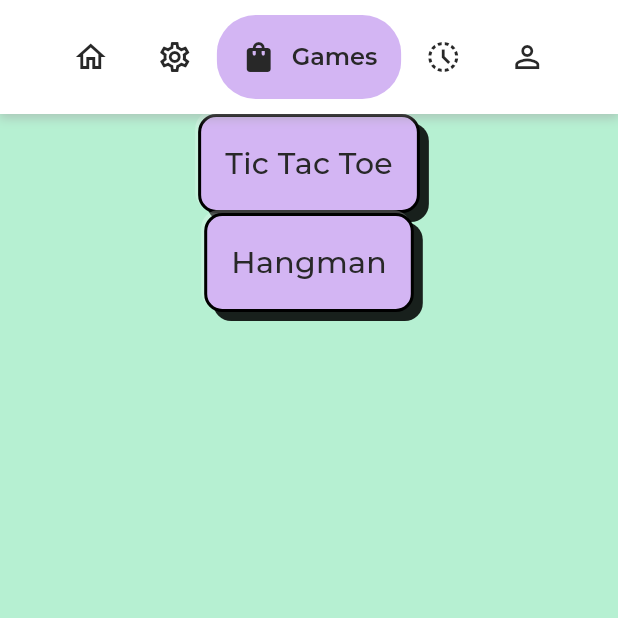
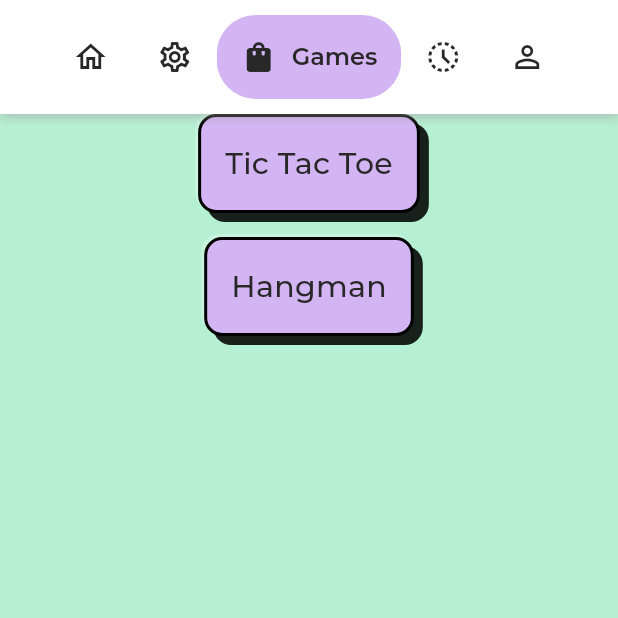
Before and after one commit to rpal730/pf25, a Flutter app: the DashboardScreen screen opened by its route, after a tap on the "settings" icon, after a tap on the "home" icon, after a tap on the "shopping bag" icon, on a phone screen of 412 x 824 dp, the top half of it. Run offline on Flutter 3.47's test engine with Material 3 defaults, Android fonts, the light colour scheme and no system bars; our stand-ins replace auto_route, cached_network_image, dio, flutter_bloc, flutter_svg, freezed_annotation and 4 more.

Commit message:
added padding

```diff
--- a/lib/screens/screen3/screen3.dart
+++ b/lib/screens/screen3/screen3.dart
@@ -21,7 +21,7 @@ class Screen3Screen extends StatelessWidget {
         child: Column(
           children: [
             InkWell(onTap: () => context.router.push(TicTacToeGameRoute()), child: BrutalismContainer(child: Text('Tic Tac Toe', style: TextStyle(color: AppColors.text, fontSize: 20)))),
-
+            SizedBox(height: 16),
             InkWell(onTap: () => context.router.push(HangmanGameRoute()), child: BrutalismContainer(child: Text('Hangman', style: TextStyle(color: AppColors.text, fontSize: 20)))),
           ],
         ),
```
Also changed, not shown: lib/screens/screen3/hangman_game.dart (+3 -5 lines).
